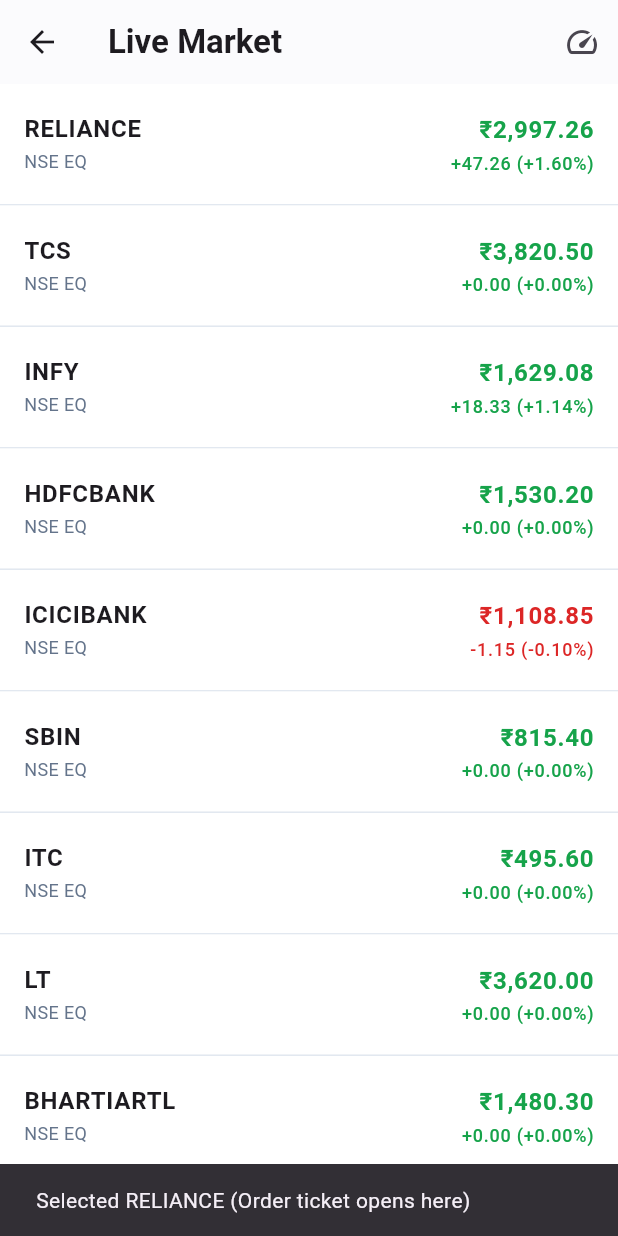
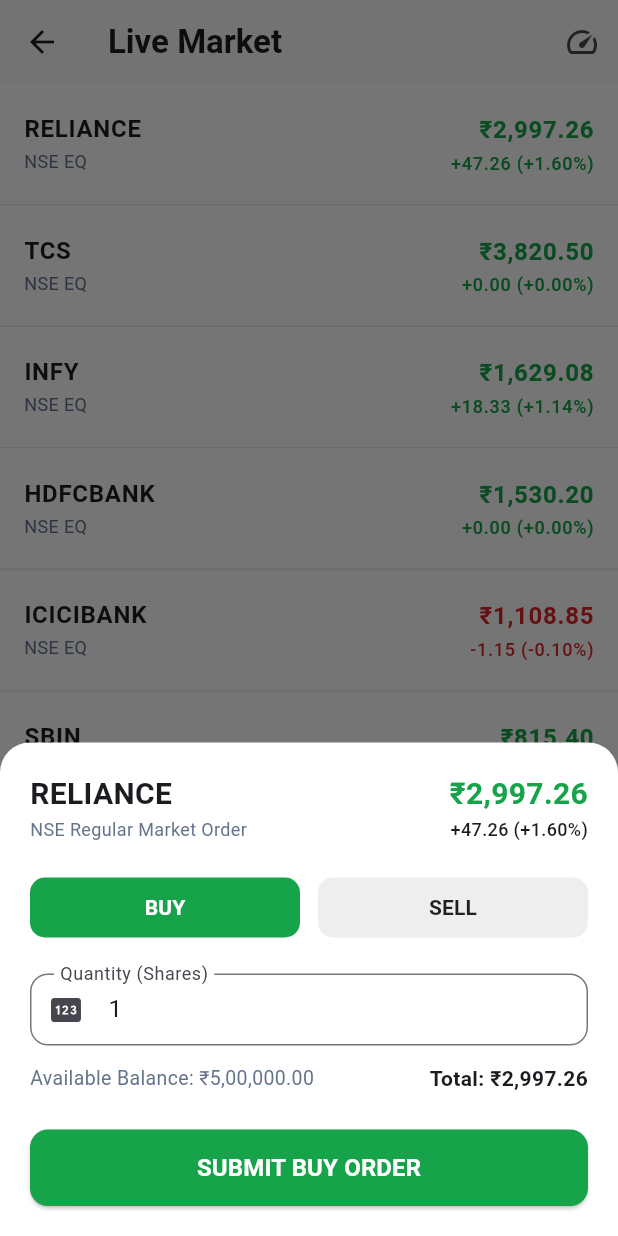
Before and after one commit to Shubhangi-H98/trading_app_021, a Flutter app: the MarketPage screen opened directly, after a tap on "RELIANCE", on a phone screen of 412 x 824 dp. Run offline on Flutter 3.47's test engine with Material 3 defaults, Android fonts, the phone set to English and light mode, and no system bars; our stand-ins replace equatable, flutter_bloc, shared_preferences; accounts and stored records are empty.

Commit message:
feat(order): implement buy-sell ticket with real-time balance validations and execution engine

```diff
--- a/lib/main.dart
+++ b/lib/main.dart
@@ -1,6 +1,8 @@
 import 'package:flutter/material.dart';
 import 'package:flutter_bloc/flutter_bloc.dart';
 import 'package:shared_preferences/shared_preferences.dart';
+import 'package:trading_app_021/presentation/holdings/bloc/portfolio_bloc.dart';
+import 'package:trading_app_021/presentation/holdings/bloc/portfolio_event.dart%20%20Dart.dart';
 import 'core/theme/app_theme.dart';
 import 'data/datasources/local_storage_service.dart';
 import 'data/datasources/mock_market_feed_service.dart';
@@ -33,6 +35,9 @@
         BlocProvider(
           create: (_) => WatchlistBloc(localStorageService)..add(LoadWatchlistsEvent()),
         ),
+        BlocProvider(
+          create: (_) => PortfolioBloc(localStorageService)..add(LoadPortfolioEvent()),
+        ),
       ],
       child: MaterialApp(
         debugShowCheckedModeBanner: false,
--- /dev/null
+++ b/lib/presentation/holdings/bloc/portfolio_bloc.dart
@@ -0,0 +1,129 @@
+import 'package:flutter_bloc/flutter_bloc.dart';
+import 'package:trading_app_021/presentation/holdings/bloc/portfolio_event.dart%20%20Dart.dart';
+import '../../../core/utils/currency_formatter.dart';
+import '../../../data/datasources/local_storage_service.dart';
+import '../../../data/model/holding_model.dart';
+import '../../../data/model/order_model.dart';
+import 'portfolio_state.dart';
+
+class PortfolioBloc extends Bloc<PortfolioEvent, PortfolioState> {
+  final LocalStorageService _storageService;
+
+  PortfolioBloc(this._storageService) : super(const PortfolioState()) {
+    on<LoadPortfolioEvent>(_onLoadPortfolio);
+    on<ExecuteOrderEvent>(_onExecuteOrder);
+    on<SortHoldingsEvent>(_onSortHoldings);
+  }
+
+  void _onLoadPortfolio(LoadPortfolioEvent event, Emitter<PortfolioState> emit) {
+    emit(state.copyWith(status: PortfolioStatus.loading));
+    final balance = _storageService.getWalletBalance();
+    final holdings = _storageService.getHoldings();
+    final orders = _storageService.getOrders();
+
+    emit(state.copyWith(
+      status: PortfolioStatus.loaded,
+      walletBalance: balance,
+      holdings: holdings,
+      orders: orders,
+    ));
+  }
+
+  Future<void> _onExecuteOrder(ExecuteOrderEvent event, Emitter<PortfolioState> emit) async {
+    final orderValue = CurrencyFormatter.roundTo2Decimals(event.quantity * event.price);
+
+    // 1. Validations
+    if (event.quantity <= 0) {
+      emit(state.copyWith(errorMessage: 'Quantity must be greater than zero'));
+      return;
+    }
+
+    if (event.side == OrderType.buy) {
+      if (orderValue > state.walletBalance) {
+        emit(state.copyWith(errorMessage: 'Insufficient balance to place order'));
+        return;
+      }
+    } else {
+      // Sell validation
+      final existingHolding = state.holdings.firstWhere(
+            (h) => h.symbol == event.symbol,
+        orElse: () => const HoldingModel(symbol: '', quantity: 0, averageBuyPrice: 0),
+      );
+
+      if (existingHolding.quantity < event.quantity) {
+        emit(state.copyWith(
+          errorMessage: 'Cannot sell more than held quantity (${existingHolding.quantity} available)',
+        ));
+        return;
+      }
+    }
+
+    // 2. Update Balance
+    final double updatedBalance = event.side == OrderType.buy
+        ? CurrencyFormatter.roundTo2Decimals(state.walletBalance - orderValue)
+        : CurrencyFormatter.roundTo2Decimals(state.walletBalance + orderValue);
+
+    // 3. Update Holdings
+    final updatedHoldings = List<HoldingModel>.from(state.holdings);
+    final holdingIndex = updatedHoldings.indexWhere((h) => h.symbol == event.symbol);
+
+    if (event.side == OrderType.buy) {
+      if (holdingIndex >= 0) {
+        final current = updatedHoldings[holdingIndex];
+        final totalOldCost = current.quantity * current.averageBuyPrice;
+        final totalNewCost = totalOldCost + orderValue;
+        final totalQty = current.quantity + event.quantity;
+        final newAvg = CurrencyFormatter.roundTo2Decimals(totalNewCost / totalQty);
+
+        updatedHoldings[holdingIndex] = current.copyWith(
+          quantity: totalQty,
+          averageBuyPrice: newAvg,
+        );
+      } else {
+        updatedHoldings.add(
+          HoldingModel(
+            symbol: event.symbol,
+            quantity: event.quantity,
+            averageBuyPrice: event.price,
+          ),
+        );
+      }
+    } else {
+      // Sell execution
+      final current = updatedHoldings[holdingIndex];
+      final remainingQty = current.quantity - event.quantity;
+      if (remainingQty == 0) {
+        updatedHoldings.removeAt(holdingIndex);
+      } else {
+        updatedHoldings[holdingIndex] = current.copyWith(quantity: remainingQty);
+      }
+    }
+
+    // 4. Record Order History
+    final newOrder = OrderModel(
+      id: DateTime.now().millisecondsSinceEpoch.toString(),
+      symbol: event.symbol,
+      type: event.side,
+      quantity: event.quantity,
+      executionPrice: event.price,
+      totalValue: orderValue,
+      executedAt: DateTime.now(),
+    );
+
+    // 5. Persist Everything to Local Storage
+    await _storageService.saveWalletBalance(updatedBalance);
+    await _storageService.saveHoldings(updatedHoldings);
+    await _storageService.saveOrder(newOrder);
+
+    emit(state.copyWith(
+      walletBalance: updatedBalance,
+      holdings: updatedHoldings,
+      orders: [newOrder, ...state.orders],
+      successMessage: '${event.side.name.toUpperCase()} order executed for ${event.symbol}!',
+    ));
+  }
+
+  void _onSortHoldings(SortHoldingsEvent event, Emitter<PortfolioState> emit) {
+    emit(state.copyWith(sortCriteria: event.criteria));
+  }
+}
--- /dev/null
+++ b/lib/presentation/holdings/bloc/portfolio_event.dart  Dart.dart
@@ -0,0 +1,38 @@
+import 'package:equatable/equatable.dart';
+
+import '../../../data/model/order_model.dart';
+
+abstract class PortfolioEvent extends Equatable {
+  const PortfolioEvent();
+  @override
+  List<Object?> get props => [];
+}
+
+class LoadPortfolioEvent extends PortfolioEvent {}
+
+class ExecuteOrderEvent extends PortfolioEvent {
+  final String symbol;
+  final OrderType side;
+  final int quantity;
+  final double price;
+
+  const ExecuteOrderEvent({
+    required this.symbol,
+    required this.side,
+    required this.quantity,
+    required this.price,
+  });
+
+  @override
+  List<Object?> get props => [symbol, side, quantity, price];
+}
+
+enum HoldingSortCriteria { pl, symbol, currentValue }
+
+class SortHoldingsEvent extends PortfolioEvent {
+  final HoldingSortCriteria criteria;
+  const SortHoldingsEvent(this.criteria);
+
+  @override
+  List<Object?> get props => [criteria];
+}
--- /dev/null
+++ b/lib/presentation/holdings/bloc/portfolio_state.dart
@@ -0,0 +1,58 @@
+import 'package:equatable/equatable.dart';
+import 'package:trading_app_021/presentation/holdings/bloc/portfolio_event.dart%20%20Dart.dart';
+
+import '../../../data/model/holding_model.dart';
+import '../../../data/model/order_model.dart';
+
+enum PortfolioStatus { initial, loading, loaded, error }
+
+class PortfolioState extends Equatable {
+  final PortfolioStatus status;
+  final double walletBalance;
+  final List<HoldingModel> holdings;
+  final List<OrderModel> orders;
+  final HoldingSortCriteria sortCriteria;
+  final String? errorMessage;
+  final String? successMessage;
+
+  const PortfolioState({
+    this.status = PortfolioStatus.initial,
+    this.walletBalance = 500000.0,
+    this.holdings = const [],
+    this.orders = const [],
+    this.sortCriteria = HoldingSortCriteria.pl,
+    this.errorMessage,
+    this.successMessage,
+  });
+
+  PortfolioState copyWith({
+    PortfolioStatus? status,
+    double? walletBalance,
+    List<HoldingModel>? holdings,
+    List<OrderModel>? orders,
+    HoldingSortCriteria? sortCriteria,
+    String? errorMessage,
+    String? successMessage,
+  }) {
+    return PortfolioState(
+      status: status ?? this.status,
+      walletBalance: walletBalance ?? this.walletBalance,
+      holdings: holdings ?? this.holdings,
+      orders: orders ?? this.orders,
+      sortCriteria: sortCriteria ?? this.sortCriteria,
+      errorMessage: errorMessage,
+      successMessage: successMessage,
+    );
+  }
+
+  @override
+  List<Object?> get props => [
+    status,
+    walletBalance,
+    holdings,
+    orders,
+    sortCriteria,
+    errorMessage,
+    successMessage,
+  ];
+}
--- a/lib/presentation/market/pages/market_page.dart
+++ b/lib/presentation/market/pages/market_page.dart
@@ -1,6 +1,7 @@
 import 'package:flutter/material.dart';
 import 'package:flutter_bloc/flutter_bloc.dart';
 import '../../../core/theme/app_colors.dart';
+import '../../order/widgets/order_ticket_bottom_sheet.dart';
 import '../bloc/market_bloc.dart';
 import '../bloc/market_event.dart';
 import '../bloc/market_state.dart';
@@ -43,12 +44,13 @@
               return MarketStockTile(
                 stock: stock,
                 onTap: () {
-                  ScaffoldMessenger.of(context).showSnackBar(
-                    SnackBar(
-                      content: Text('Selected ${stock.symbol} (Order ticket opens here)'),
-                      duration: const Duration(seconds: 1),
-                    ),
-                  );
+                  // ScaffoldMessenger.of(context).showSnackBar(
+                  //   SnackBar(
+                  //     content: Text('Selected ${stock.symbol} (Order ticket opens here)'),
+                  //     duration: const Duration(seconds: 1),
+                  //   ),
+                  // );
+                  OrderTicketBottomSheet.show(context, stock.symbol);
                 },
               );
             },
--- /dev/null
+++ b/lib/presentation/order/widgets/order_ticket_bottom_sheet.dart
@@ -0,0 +1,268 @@
+import 'package:flutter/material.dart';
+import 'package:flutter_bloc/flutter_bloc.dart';
+import '../../../core/theme/app_colors.dart';
+import '../../../core/utils/currency_formatter.dart';
+import '../../../data/model/holding_model.dart';
+import '../../../data/model/order_model.dart';
+import '../../holdings/bloc/portfolio_bloc.dart';
+import '../../holdings/bloc/portfolio_event.dart  Dart.dart';
+import '../../holdings/bloc/portfolio_state.dart';
+import '../../market/bloc/market_bloc.dart';
+import '../../market/bloc/market_state.dart';
+
+class OrderTicketBottomSheet extends StatefulWidget {
+  final String symbol;
+
+  const OrderTicketBottomSheet({super.key, required this.symbol});
+
+  static void show(BuildContext context, String symbol) {
+    showModalBottomSheet(
+      context: context,
+      isScrollControlled: true,
+      backgroundColor: Colors.transparent,
+      builder: (_) => OrderTicketBottomSheet(symbol: symbol),
+    );
+  }
+
+  @override
+  State<OrderTicketBottomSheet> createState() => _OrderTicketBottomSheetState();
+}
+
+class _OrderTicketBottomSheetState extends State<OrderTicketBottomSheet> {
+  OrderType _side = OrderType.buy;
+  final TextEditingController _qtyController = TextEditingController(text: '1');
+  int _quantity = 1;
+  String? _inlineError;
+
+  @override
+  void dispose() {
+    _qtyController.dispose();
+    super.dispose();
+  }
+
+  void _onQtyChanged(String val) {
+    final parsed = int.tryParse(val);
+    setState(() {
+      if (parsed == null || parsed <= 0) {
+        _quantity = 0;
+        _inlineError = 'Enter valid quantity (> 0)';
+      } else {
+        _quantity = parsed;
+        _inlineError = null;
+      }
+    });
+  }
+
+  @override
+  Widget build(BuildContext context) {
+    return BlocBuilder<MarketBloc, MarketState>(
+      builder: (context, marketState) {
+        final stock = marketState.stocks[widget.symbol];
+        final currentLtp = stock?.ltp ?? 0.0;
+
+        return BlocBuilder<PortfolioBloc, PortfolioState>(
+          builder: (context, portfolioState) {
+            final orderTotal = CurrencyFormatter.roundTo2Decimals(_quantity * currentLtp);
+            final walletBalance = portfolioState.walletBalance;
+
+            final existingHolding = portfolioState.holdings.firstWhere(
+                  (h) => h.symbol == widget.symbol,
+              orElse: () => const HoldingModel(symbol: '', quantity: 0, averageBuyPrice: 0),
+            );
+            final availableQty = existingHolding.quantity;
+
+            // Live Inline Validation
+            String? error = _inlineError;
+            if (_quantity > 0) {
+              if (_side == OrderType.buy && orderTotal > walletBalance) {
+                error = 'Insufficient funds (Needed: ${CurrencyFormatter.format(orderTotal)})';
+              } else if (_side == OrderType.sell && _quantity > availableQty) {
+                error = 'Only $availableQty shares available to sell';
+              }
+            }
+
+            final isBuy = _side == OrderType.buy;
+            final themeColor = isBuy ? AppColors.greenUp : AppColors.redDown;
+
+            return Container(
+              padding: EdgeInsets.only(
+                top: 20,
+                left: 20,
+                right: 20,
+                bottom: MediaQuery.of(context).viewInsets.bottom + 20,
+              ),
+              decoration: const BoxDecoration(
+                color: Colors.white,
+                borderRadius: BorderRadius.vertical(top: Radius.circular(20)),
+              ),
+              child: Column(
+                mainAxisSize: MainAxisSize.min,
+                crossAxisAlignment: CrossAxisAlignment.stretch,
+                children: [
+                  // Top Header with Symbol & Live LTP
+                  Row(
+                    mainAxisAlignment: MainAxisAlignment.spaceBetween,
+                    children: [
+                      Column(
+                        crossAxisAlignment: CrossAxisAlignment.start,
+                        children: [
+                          Text(
+                            widget.symbol,
+                            style: const TextStyle(fontSize: 20, fontWeight: FontWeight.bold),
+                          ),
+                          const Text('NSE Regular Market Order',
+                              style: TextStyle(fontSize: 12, color: AppColors.textSecondary)),
+                        ],
+                      ),
+                      Column(
+                        crossAxisAlignment: CrossAxisAlignment.end,
+                        children: [
+                          Text(
+                            CurrencyFormatter.format(currentLtp),
+                            style: TextStyle(
+                              fontSize: 20,
+                              fontWeight: FontWeight.bold,
+                              color: stock?.change != null && stock!.change >= 0
+                                  ? AppColors.greenUp
+                                  : AppColors.redDown,
+                            ),
+                          ),
+                          if (stock != null)
+                            Text(
+                              CurrencyFormatter.formatChange(stock.change, stock.changePercent),
+                              style: const TextStyle(fontSize: 12, fontWeight: FontWeight.w500),
+                            ),
+                        ],
+                      ),
+                    ],
+                  ),
+                  const SizedBox(height: 20),
+
+                  // BUY / SELL Toggle Selector
+                  Row(
+                    children: [
+                      Expanded(
+                        child: ElevatedButton(
+                          onPressed: () => setState(() => _side = OrderType.buy),
+                          style: ElevatedButton.styleFrom(
+                            backgroundColor: isBuy ? AppColors.greenUp : Colors.grey.shade200,
+                            foregroundColor: isBuy ? Colors.white : Colors.black87,
+                            elevation: 0,
+                            shape: RoundedRectangleBorder(borderRadius: BorderRadius.circular(10)),
+                          ),
+                          child: const Text('BUY', style: TextStyle(fontWeight: FontWeight.bold)),
+                        ),
+                      ),
+                      const SizedBox(width: 12),
+                      Expanded(
+                        child: ElevatedButton(
+                          onPressed: () => setState(() => _side = OrderType.sell),
+                          style: ElevatedButton.styleFrom(
+                            backgroundColor: !isBuy ? AppColors.redDown : Colors.grey.shade200,
+                            foregroundColor: !isBuy ? Colors.white : Colors.black87,
+                            elevation: 0,
+                            shape: RoundedRectangleBorder(borderRadius: BorderRadius.circular(10)),
+                          ),
+                          child: const Text('SELL', style: TextStyle(fontWeight: FontWeight.bold)),
+                        ),
+                      ),
+                    ],
+                  ),
+                  const SizedBox(height: 20),
+
+                  // Quantity Input Field
+                  TextField(
+                    controller: _qtyController,
+                    keyboardType: TextInputType.number,
+                    onChanged: _onQtyChanged,
+                    decoration: InputDecoration(
+                      labelText: 'Quantity (Shares)',
+                      prefixIcon: const Icon(Icons.pin),
+                      border: OutlineInputBorder(borderRadius: BorderRadius.circular(12)),
+                      contentPadding: const EdgeInsets.symmetric(horizontal: 16, vertical: 12),
+                    ),
+                  ),
+                  const SizedBox(height: 12),
+
+                  // Info bar: Available Balance / Quantity
+                  Row(
+                    mainAxisAlignment: MainAxisAlignment.spaceBetween,
+                    children: [
+                      Text(
+                        isBuy
+                            ? 'Available Balance: ${CurrencyFormatter.format(walletBalance)}'
+                            : 'Held Quantity: $availableQty Shares',
+                        style: const TextStyle(fontSize: 13, color: AppColors.textSecondary),
+                      ),
+                      Text(
+                        'Total: ${CurrencyFormatter.format(orderTotal)}',
+                        style: const TextStyle(fontSize: 14, fontWeight: FontWeight.bold),
+                      ),
+                    ],
+                  ),
+
+                  // Inline Validation Error message
+                  if (error != null) ...[
+                    const SizedBox(height: 10),
+                    Container(
+                      padding: const EdgeInsets.symmetric(horizontal: 10, vertical: 6),
+                      decoration: BoxDecoration(
+                        color: AppColors.redFlash,
+                        borderRadius: BorderRadius.circular(6),
+                      ),
+                      child: Text(
+                        error,
+                        style: const TextStyle(
+                          color: AppColors.redDown,
+                          fontSize: 12,
+                          fontWeight: FontWeight.w600,
+                        ),
+                      ),
+                    ),
+                  ],
+
+                  const SizedBox(height: 24),
+
+                  // Execute Order Button
+                  ElevatedButton(
+                    onPressed: error == null && _quantity > 0 && currentLtp > 0
+                        ? () {
+                      context.read<PortfolioBloc>().add(
+                        ExecuteOrderEvent(
+                          symbol: widget.symbol,
+                          side: _side,
+                          quantity: _quantity,
+                          price: currentLtp,
+                        ),
+                      );
+                      Navigator.pop(context);
+                      ScaffoldMessenger.of(context).showSnackBar(
+                        SnackBar(
+                          content: Text(
+                            '${_side.name.toUpperCase()} $_quantity ${widget.symbol} @ ${CurrencyFormatter.format(currentLtp)} successful!',
+                          ),
+                          backgroundColor: isBuy ? AppColors.greenUp : AppColors.primary,
+                        ),
+                      );
+                    }
+                        : null,
+                    style: ElevatedButton.styleFrom(
+                      backgroundColor: themeColor,
+                      foregroundColor: Colors.white,
+                      padding: const EdgeInsets.symmetric(vertical: 14),
+                      shape: RoundedRectangleBorder(borderRadius: BorderRadius.circular(12)),
+                    ),
+                    child: Text(
+                      'SUBMIT ${_side.name.toUpperCase()} ORDER',
+                      style: const TextStyle(fontWeight: FontWeight.bold, fontSize: 16),
+                    ),
+                  ),
+                ],
+              ),
+            );
+          },
+        );
+      },
+    );
+  }
+}
--- a/lib/presentation/watchlist/pages/watchlist_page.dart
+++ b/lib/presentation/watchlist/pages/watchlist_page.dart
@@ -5,6 +5,7 @@
 import '../../market/bloc/market_bloc.dart';
 import '../../market/bloc/market_state.dart';
 import '../../market/widgets/market_stock_tile.dart';
+import '../../order/widgets/order_ticket_bottom_sheet.dart';
 import '../bloc/watchlist_bloc.dart';
 import '../bloc/watchlist_event.dart';
 import '../bloc/watchlist_state.dart';
@@ -226,12 +227,13 @@
                       key: ValueKey(symbol),
                       stock: stock,
                       onTap: () {
-                        ScaffoldMessenger.of(context).showSnackBar(
-                          SnackBar(
-                            content: Text('Selected $symbol (Buy/Sell ticket will open)'),
-                            duration: const Duration(seconds: 1),
-                          ),
-                        );
+                        // ScaffoldMessenger.of(context).showSnackBar(
+                        //   SnackBar(
+                        //     content: Text('Selected $symbol (Buy/Sell ticket will open)'),
+                        //     duration: const Duration(seconds: 1),
+                        //   ),
+                        // );
+                        OrderTicketBottomSheet.show(context, symbol);
                       },
                     ),
                   );
```
